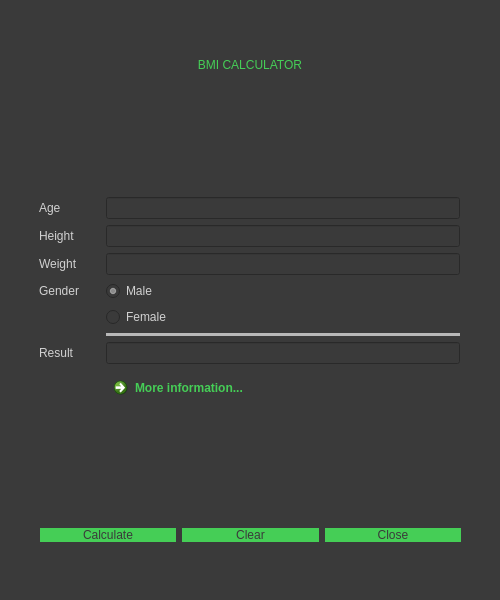
hrosicka/BMICalculator, file dialog.ui: the form before one commit.
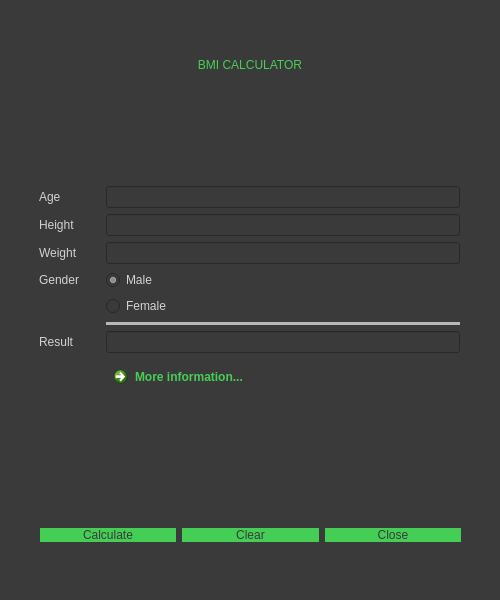
The form after the commit.

Commit message: New info form added

The edit to the form file:
```diff
--- a/dialog.ui
+++ b/dialog.ui
@@ -16,7 +16,7 @@
   <property name="minimumSize">
    <size>
     <width>500</width>
-    <height>500</height>
+    <height>600</height>
    </size>
   </property>
   <property name="maximumSize">
@@ -41,9 +41,9 @@
    <property name="geometry">
     <rect>
      <x>39</x>
-     <y>120</y>
+     <y>90</y>
      <width>421</width>
-     <height>368</height>
+     <height>406</height>
     </rect>
    </property>
    <layout class="QFormLayout" name="formLayout">
```
Left out of the diff: 64 changed lines with no effect on the pictures. The commit also changes 2 other files.
